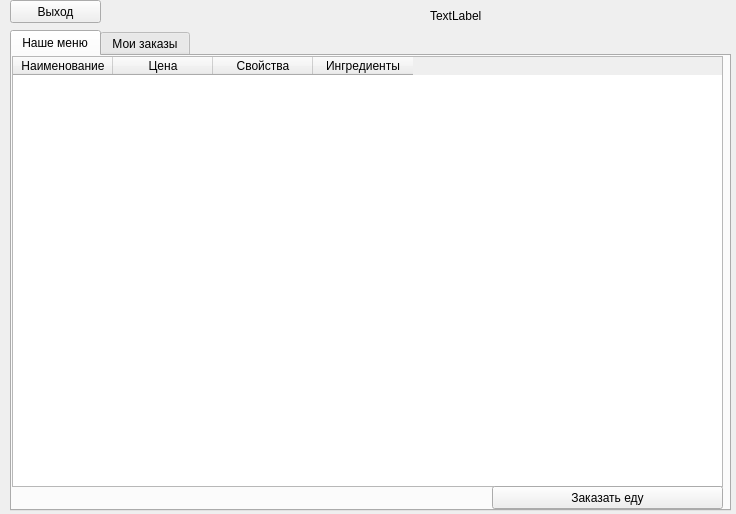
Above: client/clientmenu.ui from 244sinfall/fastfoodDeliveryAggregator before the change. Below: the same form after it.
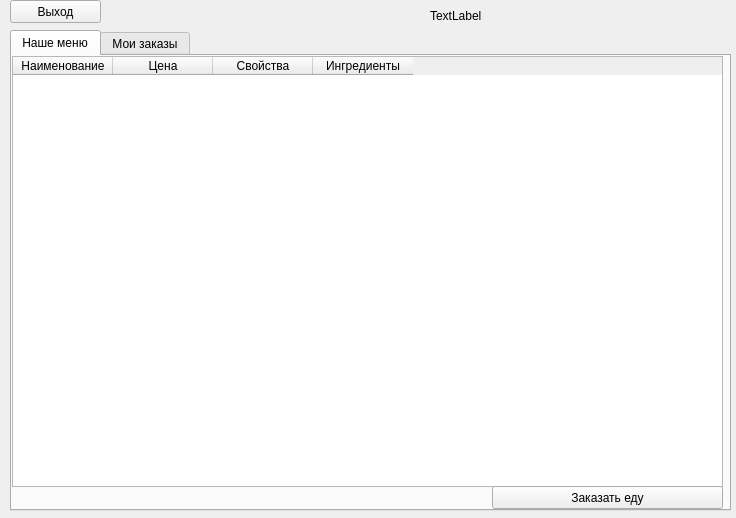
That is the form after the change.

The edit to the form file:
```diff
--- a/client/clientmenu.ui
+++ b/client/clientmenu.ui
@@ -10,7 +10,7 @@
     <x>0</x>
     <y>0</y>
     <width>736</width>
-    <height>514</height>
+    <height>518</height>
    </rect>
   </property>
   <property name="windowTitle">
```
Left out of the diff: 2 changed lines with no effect on the pictures.
